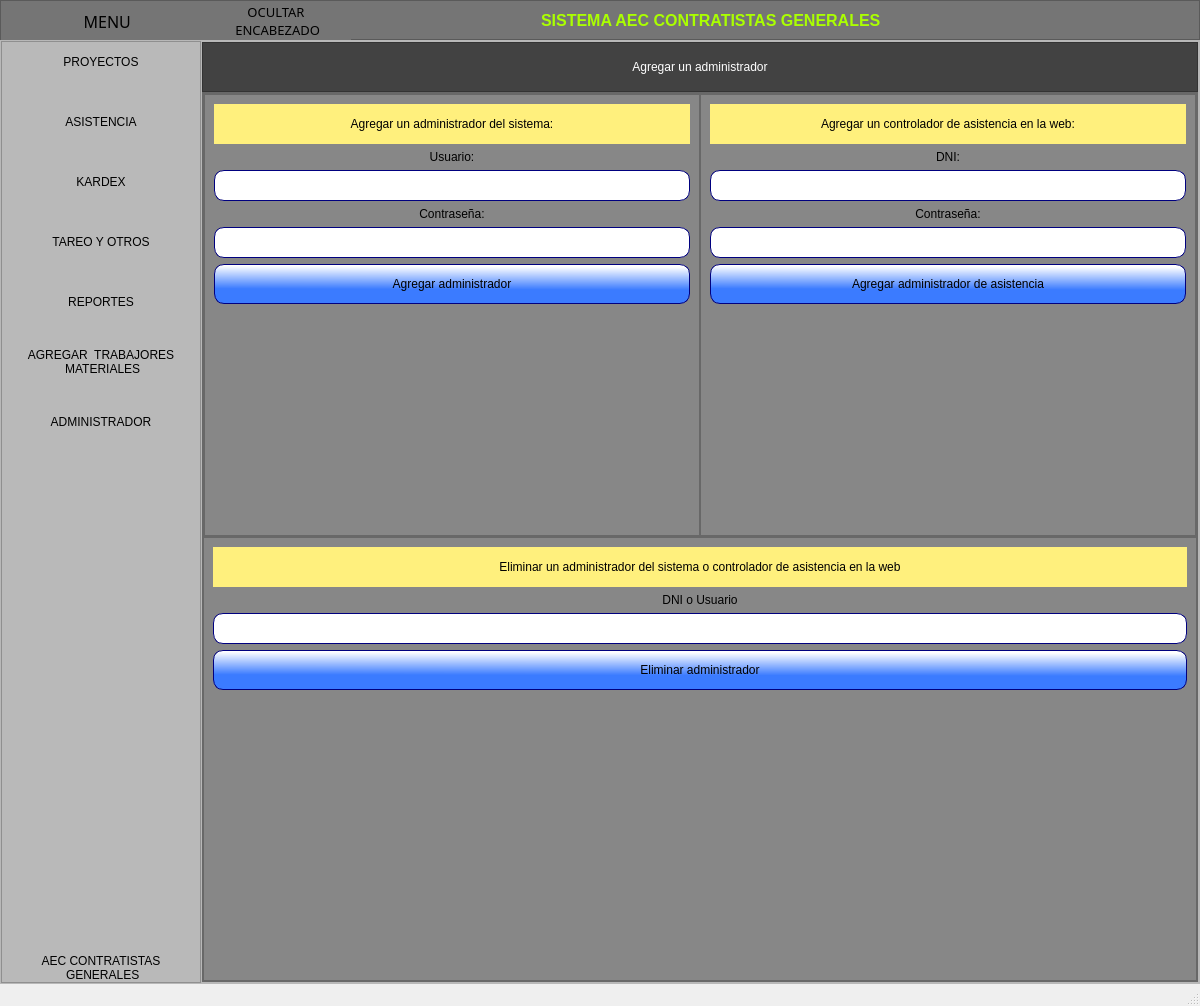
Romehe369/aec_contrastistas_g, file ui_files/menu.ui: the form before one commit.
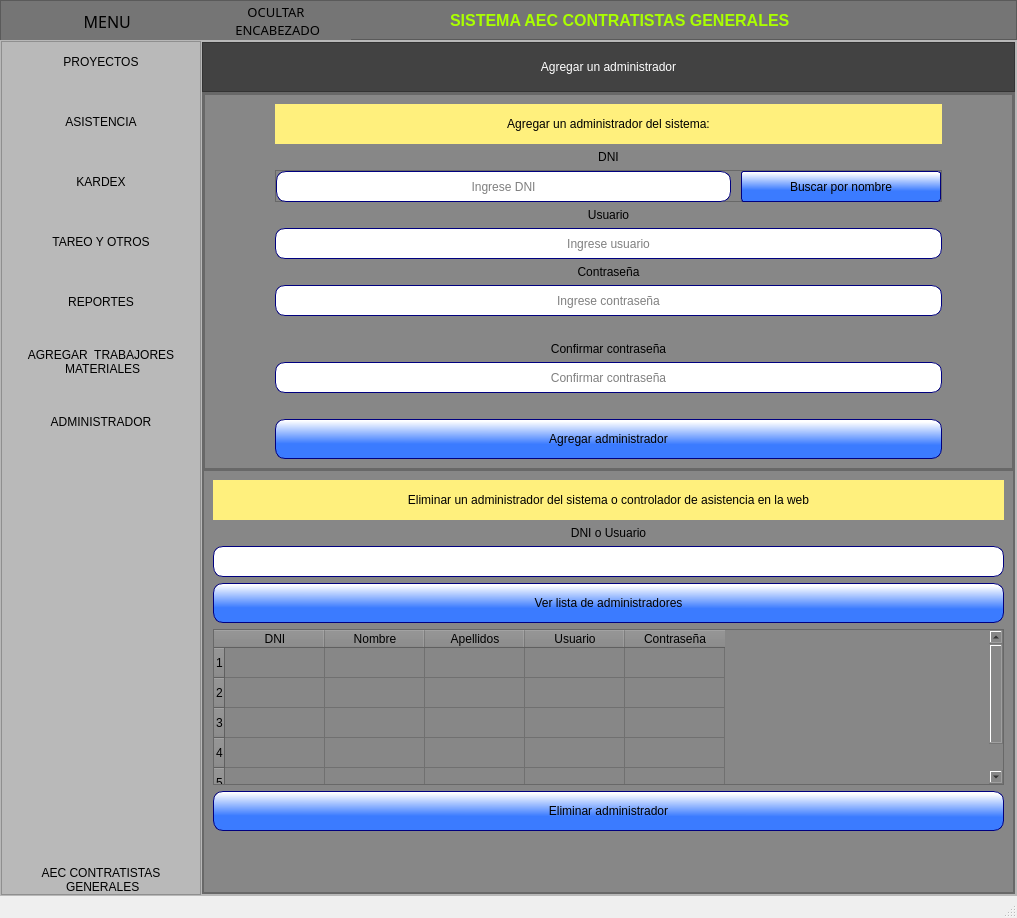
The form after the commit. The open tabs and pages were chosen to show the change. Icons and pictures are not drawn.

What changed in the file:
```diff
--- a/ui_files/menu.ui
+++ b/ui_files/menu.ui
@@ -6,8 +6,8 @@
    <rect>
     <x>0</x>
     <y>0</y>
-    <width>1200</width>
-    <height>1006</height>
+    <width>1017</width>
+    <height>918</height>
    </rect>
   </property>
   <property name="minimumSize">
@@ -26,6 +26,12 @@
 }</string>
   </property>
   <widget class="QWidget" name="centralwidget">
+   <property name="minimumSize">
+    <size>
+     <width>0</width>
+     <height>0</height>
+    </size>
+   </property>
    <layout class="QVBoxLayout" name="verticalLayout" stretch="0,0">
     <property name="spacing">
      <number>0</number>
@@ -1031,7 +1037,7 @@
                    <property name="frameShadow">
                     <enum>QFrame::Raised</enum>
                    </property>
-                   <layout class="QHBoxLayout" name="horizontalLayout_14" stretch="0,0">
+                   <layout class="QHBoxLayout" name="horizontalLayout_14" stretch="0">
                     <property name="spacing">
                      <number>0</number>
                     </property>
@@ -1056,6 +1062,12 @@
                        <enum>QFrame::Raised</enum>
                       </property>
                       <layout class="QVBoxLayout" name="verticalLayout_34">
+                       <property name="leftMargin">
+                        <number>70</number>
+                       </property>
+                       <property name="rightMargin">
+                        <number>70</number>
+                       </property>
                        <item>
                         <widget class="QLabel" name="label_38">
                          <property name="minimumSize">
@@ -1075,6 +1087,94 @@
                          </property>
                         </widget>
                        </item>
+                       <item>
+                        <widget class="QLabel" name="label_42">
+                         <property name="minimumSize">
+                          <size>
+                           <width>0</width>
+                           <height>0</height>
+                          </size>
+                         </property>
+                         <property name="text">
+                          <string>DNI</string>
+                         </property>
+                         <property name="alignment">
+                          <set>Qt::AlignCenter</set>
+                         </property>
+                        </widget>
+                       </item>
+                       <item>
+                        <widget class="QFrame" name="frame_25">
+                         <property name="minimumSize">
+                          <size>
+                           <width>0</width>
+                           <height>32</height>
+                          </size>
+                         </property>
+                         <property name="styleSheet">
+                          <string notr="true">QPushButton{
+border: 1px solid rgb(0, 0, 127);
+border-radius:3px;
+background-color: qlineargradient(spread:pad, x1:0.409318, y1:0.636, x2:0.432, y2:0.0454545, stop:0 rgba(59, 123, 255, 255), stop:1 rgba(255, 255, 255, 255));
+}
+QPushButton:hover{
+	background-color: rgb(170, 255, 255);
+}</string>
+                         </property>
+                         <property name="frameShape">
+                          <enum>QFrame::StyledPanel</enum>
+                         </property>
+                         <property name="frameShadow">
+                          <enum>QFrame::Raised</enum>
+                         </property>
+                         <layout class="QHBoxLayout" name="horizontalLayout_18">
+                          <property name="spacing">
+                           <number>10</number>
+                          </property>
+                          <property name="leftMargin">
+                           <number>0</number>
+                          </property>
+                          <property name="topMargin">
+                           <number>0</number>
+                          </property>
+                          <property name="rightMargin">
+                           <number>0</number>
+                          </property>
+                          <property name="bottomMargin">
+                           <number>0</number>
+                          </property>
+                          <item>
+                           <widget class="QLineEdit" name="lineEdit_dni_admin">
+                            <property name="minimumSize">
+                             <size>
+                              <width>0</width>
+                              <height>31</height>
+                             </size>
+                            </property>
+                            <property name="alignment">
+                             <set>Qt::AlignCenter</set>
+                            </property>
+                            <property name="placeholderText">
+                             <string>Ingrese DNI</string>
+                            </property>
+                           </widget>
+                          </item>
+                          <item>
+                           <widget class="QPushButton" name="btn_search_iddni">
+                            <property name="minimumSize">
+                             <size>
+                              <width>200</width>
+                              <height>31</height>
+                             </size>
+                            </property>
+                            <property name="text">
+                             <string>Buscar por nombre</string>
+                            </property>
+                           </widget>
+                          </item>
+                         </layout>
+                        </widget>
+                       </item>
                        <item>
                         <widget class="QLabel" name="label_46">
                          <property name="minimumSize">
@@ -1084,7 +1184,7 @@
                           </size>
                          </property>
                          <property name="text">
-                          <string>Usuario:</string>
+                          <string>Usuario</string>
                          </property>
                          <property name="alignment">
                           <set>Qt::AlignCenter</set>
@@ -1102,6 +1202,9 @@
                          <property name="alignment">
                           <set>Qt::AlignCenter</set>
                          </property>
+                         <property name="placeholderText">
+                          <string>Ingrese usuario</string>
+                         </property>
                         </widget>
                        </item>
                        <item>
@@ -1113,7 +1216,7 @@
                           </size>
                          </property>
                          <property name="text">
-                          <string>Contraseña:</string>
+                          <string>Contraseña</string>
                          </property>
                          <property name="alignment">
                           <set>Qt::AlignCenter</set>
@@ -1131,6 +1234,61 @@
                          <property name="alignment">
                           <set>Qt::AlignCenter</set>
                          </property>
+                         <property name="placeholderText">
+                          <string>Ingrese contraseña</string>
+                         </property>
+                        </widget>
+                       </item>
+                       <item>
+                        <widget class="QLabel" name="label_validate">
+                         <property name="text">
+                          <string/>
+                         </property>
+                         <property name="alignment">
+                          <set>Qt::AlignCenter</set>
+                         </property>
+                        </widget>
+                       </item>
+                       <item>
+                        <widget class="QLabel" name="label_43">
+                         <property name="minimumSize">
+                          <size>
+                           <width>0</width>
+                           <height>0</height>
+                          </size>
+                         </property>
+                         <property name="text">
+                          <string>Confirmar contraseña</string>
+                         </property>
+                         <property name="alignment">
+                          <set>Qt::AlignCenter</set>
+                         </property>
+                        </widget>
+                       </item>
+                       <item>
+                        <widget class="QLineEdit" name="lndt_confirm_password_new">
+                         <property name="minimumSize">
+                          <size>
+                           <width>0</width>
+                           <height>31</height>
+                          </size>
+                         </property>
+                         <property name="alignment">
+                          <set>Qt::AlignCenter</set>
+                         </property>
+                         <property name="placeholderText">
+                          <string>Confirmar contraseña</string>
+                         </property>
+                        </widget>
+                       </item>
+                       <item>
+                        <widget class="QLabel" name="label_confirmation">
+                         <property name="text">
+                          <string/>
+                         </property>
+                         <property name="alignment">
+                          <set>Qt::AlignCenter</set>
+                         </property>
                         </widget>
                        </item>
                        <item>
@@ -1162,121 +1320,6 @@
                       </layout>
                      </widget>
                     </item>
-                    <item>
-                     <widget class="QFrame" name="frame_25">
-                      <property name="frameShape">
-                       <enum>QFrame::StyledPanel</enum>
-                      </property>
-                      <property name="frameShadow">
-                       <enum>QFrame::Raised</enum>
-                      </property>
-                      <layout class="QVBoxLayout" name="verticalLayout_35">
-                       <item>
-                        <widget class="QLabel" name="label_39">
-                         <property name="minimumSize">
-                          <size>
-                           <width>0</width>
-                           <height>40</height>
-                          </size>
-                         </property>
-                         <property name="styleSheet">
-                          <string notr="true">background-color: rgb(255, 240, 125);</string>
-                         </property>
-                         <property name="text">
-                          <string>Agregar un controlador de asistencia en la web:</string>
-                         </property>
-                         <property name="alignment">
-                          <set>Qt::AlignCenter</set>
-                         </property>
-                        </widget>
-                       </item>
-                       <item>
-                        <widget class="QLabel" name="label_42">
-                         <property name="minimumSize">
-                          <size>
-                           <width>0</width>
-                           <height>0</height>
-                          </size>
-                         </property>
-                         <property name="text">
-                          <string>DNI:</string>
-                         </property>
-                         <property name="alignment">
-                          <set>Qt::AlignCenter</set>
-                         </property>
-                        </widget>
-                       </item>
-                       <item>
-                        <widget class="QLineEdit" name="lineEdit_26">
-                         <property name="minimumSize">
-                          <size>
-                           <width>0</width>
-                           <height>31</height>
-                          </size>
-                         </property>
-                         <property name="alignment">
-                          <set>Qt::AlignCenter</set>
-                         </property>
-                        </widget>
-                       </item>
-                       <item>
-                        <widget class="QLabel" name="label_43">
-                         <property name="minimumSize">
-                          <size>
-                           <width>0</width>
-                           <height>0</height>
-                          </size>
-                         </property>
-                         <property name="text">
-                          <string>Contraseña:</string>
-                         </property>
-                         <property name="alignment">
-                          <set>Qt::AlignCenter</set>
-                         </property>
-                        </widget>
-                       </item>
-                       <item>
-                        <widget class="QLineEdit" name="lndt_add_cntrls">
-                         <property name="minimumSize">
-                          <size>
-                           <width>0</width>
-                           <height>31</height>
-                          </size>
-                         </property>
-                         <property name="alignment">
-                          <set>Qt::AlignCenter</set>
-                         </property>
-                        </widget>
-                       </item>
-                       <item>
-                        <widget class="QPushButton" name="add_admin_btn_ctrls">
-                         <property name="minimumSize">
-                          <size>
-                           <width>0</width>
-                           <height>40</height>
-                          </size>
-                         </property>
-                         <property name="text">
-                          <string>Agregar administrador de asistencia</string>
-                         </property>
-                        </widget>
-                       </item>
-                       <item>
-                        <spacer name="verticalSpacer_12">
-                         <property name="orientation">
-                          <enum>Qt::Vertical</enum>
-                         </property>
-                         <property name="sizeHint" stdset="0">
-                          <size>
-                           <width>20</width>
-                           <height>40</height>
-                          </size>
-                         </property>
-                        </spacer>
-                       </item>
-                      </layout>
-                     </widget>
-                    </item>
                    </layout>
                   </widget>
                  </item>
@@ -1337,6 +1380,62 @@
                       </property>
                      </widget>
                     </item>
+                    <item>
+                     <widget class="QPushButton" name="btn_show_admin">
+                      <property name="minimumSize">
+                       <size>
+                        <width>0</width>
+                        <height>40</height>
+                       </size>
+                      </property>
+                      <property name="text">
+                       <string>Ver lista de administradores</string>
+                      </property>
+                     </widget>
+                    </item>
+                    <item>
+                     <widget class="QTableWidget" name="tableWidget_admin">
+                      <property name="textElideMode">
+                       <enum>Qt::ElideRight</enum>
+                      </property>
+                      <property name="rowCount">
+                       <number>5</number>
+                      </property>
+                      <attribute name="horizontalHeaderCascadingSectionResizes">
+                       <bool>false</bool>
+                      </attribute>
+                      <row/>
+                      <row/>
+                      <row/>
+                      <row/>
+                      <row/>
+                      <column>
+                       <property name="text">
+                        <string>DNI</string>
+                       </property>
+                      </column>
+                      <column>
+                       <property name="text">
+                        <string>Nombre</string>
+                       </property>
+                      </column>
+                      <column>
+                       <property name="text">
+                        <string>Apellidos</string>
+                       </property>
+                      </column>
+                      <column>
+                       <property name="text">
+                        <string>Usuario</string>
+                       </property>
+                      </column>
+                      <column>
+                       <property name="text">
+                        <string>Contraseña</string>
+                       </property>
+                      </column>
+                     </widget>
+                    </item>
                     <item>
                      <widget class="QPushButton" name="delete_admin_ctrl_btn">
                       <property name="minimumSize">
@@ -4424,6 +4523,199 @@
               </item>
              </layout>
             </widget>
+            <widget class="QWidget" name="search_dni_t">
+             <layout class="QVBoxLayout" name="verticalLayout_35">
+              <property name="spacing">
+               <number>0</number>
+              </property>
+              <property name="leftMargin">
+               <number>0</number>
+              </property>
+              <property name="topMargin">
+               <number>0</number>
+              </property>
+              <property name="rightMargin">
+               <number>0</number>
+              </property>
+              <property name="bottomMargin">
+               <number>0</number>
+              </property>
+              <item>
+               <widget class="QFrame" name="frame_30">
+                <property name="styleSheet">
+                 <string notr="true">background-color: rgb(117, 117, 117);
+font: 75 14pt &quot;MS Shell Dlg 2&quot;;</string>
+                </property>
+                <property name="frameShape">
+                 <enum>QFrame::StyledPanel</enum>
+                </property>
+                <property name="frameShadow">
+                 <enum>QFrame::Raised</enum>
+                </property>
+                <layout class="QVBoxLayout" name="verticalLayout_37">
+                 <item>
+                  <widget class="QFrame" name="frame_31">
+                   <property name="minimumSize">
+                    <size>
+                     <width>0</width>
+                     <height>50</height>
+                    </size>
+                   </property>
+                   <property name="frameShape">
+                    <enum>QFrame::StyledPanel</enum>
+                   </property>
+                   <property name="frameShadow">
+                    <enum>QFrame::Raised</enum>
+                   </property>
+                   <layout class="QHBoxLayout" name="horizontalLayout_19">
+                    <property name="spacing">
+                     <number>15</number>
+                    </property>
+                    <property name="leftMargin">
+                     <number>9</number>
+                    </property>
+                    <property name="topMargin">
+                     <number>0</number>
+                    </property>
+                    <property name="rightMargin">
+                     <number>9</number>
+                    </property>
+                    <property name="bottomMargin">
+                     <number>0</number>
+                    </property>
+                    <item>
+                     <widget class="QComboBox" name="comboBox_name_s">
+                      <property name="minimumSize">
+                       <size>
+                        <width>200</width>
+                        <height>0</height>
+                       </size>
+                      </property>
+                      <property name="styleSheet">
+                       <string notr="true">border: 1px solid rgb(0, 0, 127);
+border-radius:0px;</string>
+                      </property>
+                      <item>
+                       <property name="text">
+                        <string>Nombres</string>
+                       </property>
+                      </item>
+                      <item>
+                       <property name="text">
+                        <string>Apellidos</string>
+                       </property>
+                      </item>
+                      <item>
+                       <property name="text">
+                        <string>Nro celular</string>
+                       </property>
+                      </item>
+                     </widget>
+                    </item>
+                    <item>
+                     <widget class="QLineEdit" name="lineEdit_data_search">
+                      <property name="styleSheet">
+                       <string notr="true">background-color: rgb(255, 255, 255);</string>
+                      </property>
+                     </widget>
+                    </item>
+                    <item>
+                     <spacer name="horizontalSpacer_5">
+                      <property name="orientation">
+                       <enum>Qt::Horizontal</enum>
+                      </property>
+                      <property name="sizeHint" stdset="0">
+                       <size>
+                        <width>40</width>
+                        <height>20</height>
+                       </size>
+                      </property>
+                     </spacer>
+                    </item>
+                   </layout>
+                  </widget>
+                 </item>
+                 <item>
+                  <widget class="QLabel" name="label_54">
+                   <property name="styleSheet">
+                    <string notr="true">
+</string>
+                   </property>
+                   <property name="text">
+                    <string>Liste de nombres o apellidos que coinciden</string>
+                   </property>
+                   <property name="alignment">
+                    <set>Qt::AlignCenter</set>
+                   </property>
+                  </widget>
+                 </item>
+                 <item>
+                  <widget class="QListWidget" name="listWidget_show_s">
+                   <property name="minimumSize">
+                    <size>
+                     <width>0</width>
+                     <height>200</height>
+                    </size>
+                   </property>
+                   <property name="styleSheet">
+                    <string notr="true">border: 1px solid rgb(0, 0, 127);
+border-radius:1px;
+background-color: rgb(255, 255, 255);</string>
+                   </property>
+                   <item>
+                    <property name="text">
+                     <string>Hello world</string>
+                    </property>
+                   </item>
+                   <item>
+                    <property name="text">
+                     <string>Never mind</string>
+                    </property>
+                   </item>
+                  </widget>
+                 </item>
+                 <item>
+                  <widget class="QPushButton" name="pushButton_get_dni">
+                   <property name="minimumSize">
+                    <size>
+                     <width>0</width>
+                     <height>31</height>
+                    </size>
+                   </property>
+                   <property name="styleSheet">
+                    <string notr="true">QPushButton{
+border: 1px solid rgb(0, 0, 127);
+border-radius:10px;
+background-color: qlineargradient(spread:pad, x1:0.409318, y1:0.636, x2:0.432, y2:0.0454545, stop:0 rgba(59, 123, 255, 255), stop:1 rgba(255, 255, 255, 255));
+}
+
+QPushButton:hover{
+	background-color: rgb(170, 255, 255);
+}</string>
+                   </property>
+                   <property name="text">
+                    <string>Obtener el DNI</string>
+                   </property>
+                  </widget>
+                 </item>
+                 <item>
+                  <spacer name="verticalSpacer_12">
+                   <property name="orientation">
+                    <enum>Qt::Vertical</enum>
+                   </property>
+                   <property name="sizeHint" stdset="0">
+                    <size>
+                     <width>20</width>
+                     <height>40</height>
+                    </size>
+                   </property>
+                  </spacer>
+                 </item>
+                </layout>
+               </widget>
+              </item>
+             </layout>
+            </widget>
            </widget>
           </item>
          </layout>
```
Left out of the diff: 55 changed lines with no effect on the pictures.
